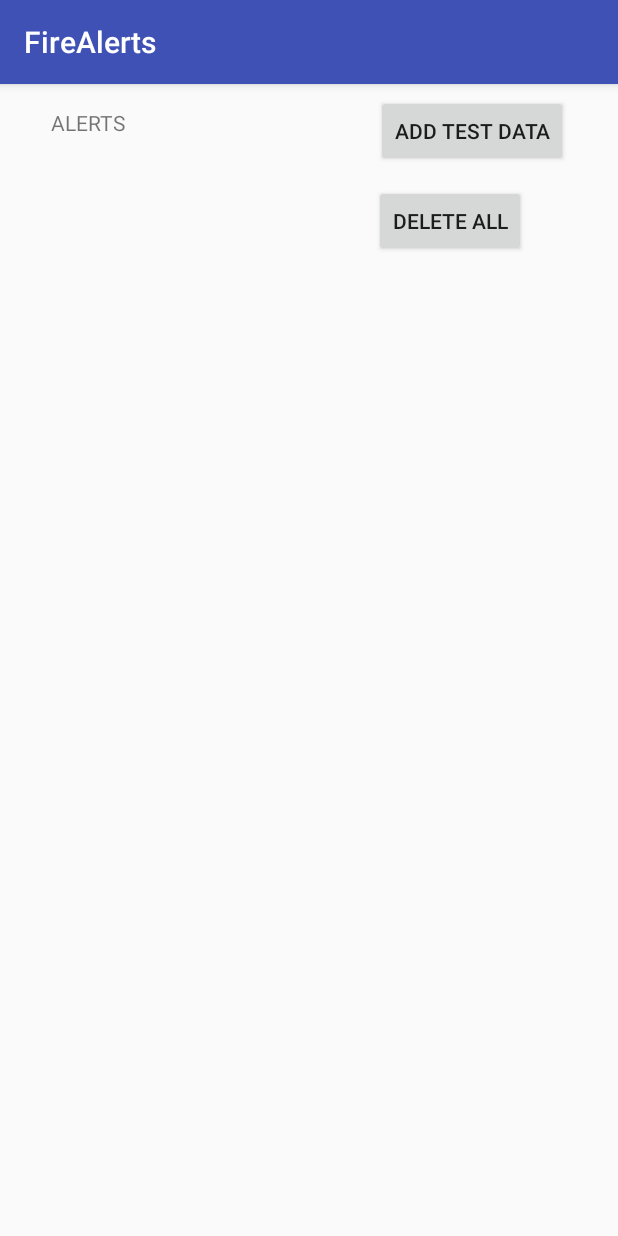
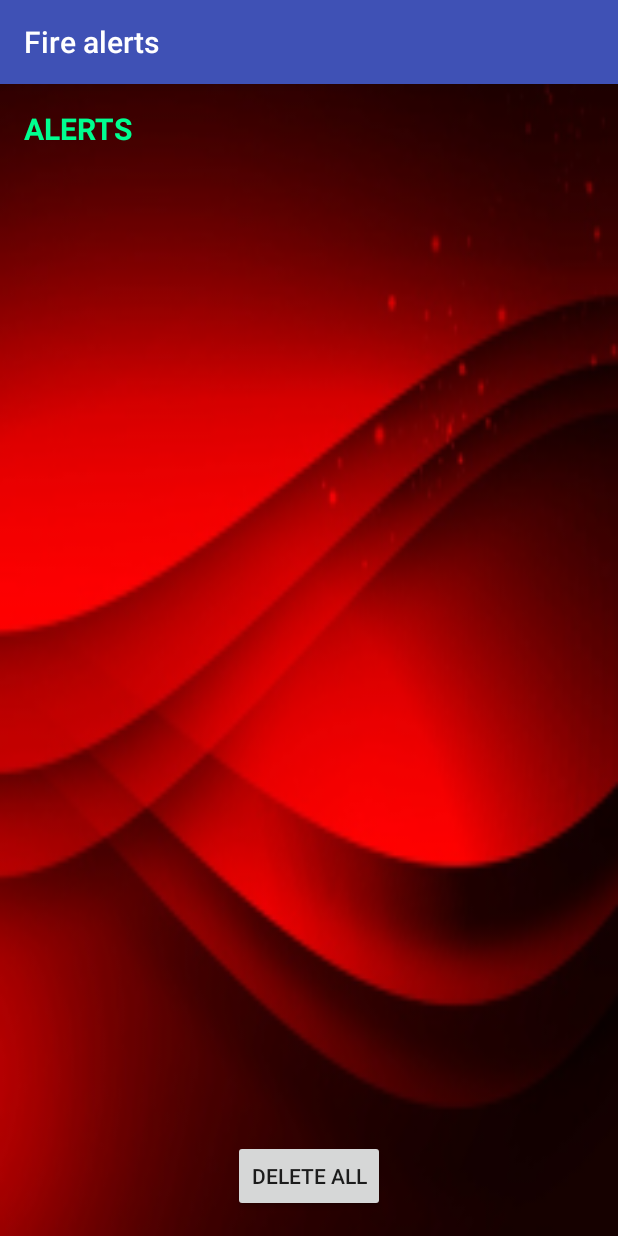
Before and after one commit to Mariani88/tesis-android, an Android app: the screen it shows after launch (AlertListActivity), on a phone screen of 412 x 824 dp. Run offline under Robolectric (Android 15) with nearby library versions, the phone set to English and light mode, and no system bars; our stand-ins replace Room's generated code, RxJava.

Commit message:
add improve to views

```diff
--- a/app/src/main/java/tesis/untref/com/firealerts/alert/presenter/AlertListPresenter.kt
+++ b/app/src/main/java/tesis/untref/com/firealerts/alert/presenter/AlertListPresenter.kt
@@ -9,13 +9,11 @@ import tesis.untref.com.firealerts.alert.model.interactor.FindAlertInteractor
 import tesis.untref.com.firealerts.alert.model.service.CoordinatesAdapterService
 import tesis.untref.com.firealerts.alert.presenter.dto.AlertAddressDto
 import tesis.untref.com.firealerts.alert.view.AlertListActivity
-import java.util.*
 
 class AlertListPresenter(private val alertListActivity: AlertListActivity) {
 
     private val findAlertInteractor: FindAlertInteractor
     private val coordinatesAdapterService: CoordinatesAdapterService
-    private var id = 1L
     private val alertRepository: AlertRepository
 
     init {
@@ -45,17 +43,6 @@ class AlertListPresenter(private val alertListActivity: AlertListActivity) {
         alertListActivity.goGoogleMapsView(googleMapsCoordinate.latitude, googleMapsCoordinate.longitude)
     }
 
-    fun storeDataTest() {
-        val latitude = Latitude(34, 33, 15.8, CardinalPoint.SOUTH)
-        val longitude = Longitude(58, 36, 32.61, CardinalPoint.WEST)
-
-        alertRepository.addAll(listOf(Alert(id, Coordinate(latitude, longitude), Date())))
-                .subscribeOn(Schedulers.newThread())
-                .subscribe()
-        showAlerts()
-        id++
-    }
-
     fun removeAll() {
         alertRepository.removeAll()
                 .subscribeOn(Schedulers.newThread())
--- a/app/src/main/java/tesis/untref/com/firealerts/alert/view/AlertListActivity.kt
+++ b/app/src/main/java/tesis/untref/com/firealerts/alert/view/AlertListActivity.kt
@@ -17,16 +17,14 @@ class AlertListActivity : AppCompatActivity(), AdapterView.OnItemClickListener {
 
     private lateinit var alertListPresenter: AlertListPresenter
     private var alertIdsShowing = listOf<Long>()
+    private lateinit var deleteButton: Button
 
     override fun onCreate(savedInstanceState: Bundle?) {
         super.onCreate(savedInstanceState)
         setContentView(R.layout.activity_alert_list)
-        requestedOrientation = ActivityInfo.SCREEN_ORIENTATION_PORTRAIT
         alertListPresenter = AlertListPresenter(this)
         alertListPresenter.showAlerts()
-        val dataTestButton = findViewById<Button>(R.id.button2)
-        dataTestButton.setOnClickListener { alertListPresenter.storeDataTest() }
-        val deleteButton = findViewById<Button>(R.id.delete_all_button)
+        deleteButton = findViewById(R.id.delete_all_button)
         deleteButton.setOnClickListener{alertListPresenter.removeAll()}
     }
 
--- a/app/src/main/res/layout/activity_alert_list.xml
+++ b/app/src/main/res/layout/activity_alert_list.xml
@@ -4,51 +4,49 @@
     xmlns:tools="http://schemas.android.com/tools"
     android:layout_width="match_parent"
     android:layout_height="match_parent"
-    tools:context=".alert.view.AlertListActivity">
+    android:background="@drawable/alert_list_background"
+    tools:context=".alert.view.AlertListActivity"
+    tools:layout_editor_absoluteY="81dp">
 
     <ListView
         android:id="@+id/listView"
-        android:layout_width="279dp"
+        android:layout_width="0dp"
         android:layout_height="0dp"
-        android:layout_marginBottom="65dp"
+        android:layout_marginBottom="22dp"
+        android:layout_marginEnd="16dp"
+        android:layout_marginLeft="16dp"
+        android:layout_marginRight="16dp"
         android:layout_marginStart="16dp"
-        app:layout_constraintBottom_toBottomOf="parent"
+        android:layout_marginTop="67dp"
+        app:layout_constraintBottom_toTopOf="@+id/delete_all_button"
+        app:layout_constraintEnd_toEndOf="parent"
         app:layout_constraintStart_toStartOf="parent"
-        app:layout_constraintTop_toBottomOf="@+id/textView"
-        android:layout_marginLeft="16dp" />
+        app:layout_constraintTop_toTopOf="parent" />
 
     <TextView
         android:id="@+id/textView"
         android:layout_width="wrap_content"
         android:layout_height="wrap_content"
-        android:layout_marginBottom="90dp"
-        android:layout_marginStart="34dp"
+        android:layout_marginBottom="24dp"
+        android:layout_marginLeft="16dp"
+        android:layout_marginStart="16dp"
         android:layout_marginTop="16dp"
         android:text="@string/alerts"
+        android:textSize="20dp"
+        android:textColor="#00FF90"
         app:layout_constraintBottom_toTopOf="@+id/listView"
         app:layout_constraintStart_toStartOf="parent"
-        app:layout_constraintTop_toTopOf="parent"
-        android:layout_marginLeft="34dp" />
-
-    <Button
-        android:id="@+id/button2"
-        android:layout_width="wrap_content"
-        android:layout_height="wrap_content"
-        android:layout_marginEnd="33dp"
-        android:layout_marginTop="7dp"
-        android:text="add test data"
-        app:layout_constraintEnd_toEndOf="parent"
-        app:layout_constraintTop_toTopOf="parent"
-        android:layout_marginRight="33dp" />
+        app:layout_constraintTop_toTopOf="parent" />
 
     <Button
         android:id="@+id/delete_all_button"
         android:layout_width="wrap_content"
         android:layout_height="wrap_content"
-        android:layout_marginEnd="28dp"
-        android:layout_marginTop="12dp"
+        android:layout_marginBottom="16dp"
         android:text="Delete all"
-        app:layout_constraintEnd_toEndOf="@+id/button2"
-        app:layout_constraintTop_toBottomOf="@+id/button2" />
+        app:layout_constraintBottom_toBottomOf="parent"
+        app:layout_constraintEnd_toEndOf="parent"
+        app:layout_constraintStart_toStartOf="parent"
+        app:layout_constraintTop_toBottomOf="@+id/listView" />
 
 </android.support.constraint.ConstraintLayout>
--- a/app/src/main/res/values/strings.xml
+++ b/app/src/main/res/values/strings.xml
@@ -1,6 +1,6 @@
 <resources>
-    <string name="app_name">FireAlerts</string>
+    <string name="app_name">Fire alerts</string>
     <string name="go_alerts">Go alerts</string>
     <string name="title_activity_maps">Map</string>
-    <string name="alerts">ALERTS</string>
+    <string name="alerts"><b>ALERTS</b></string>
 </resources>
```
Also changed, not shown: app/src/main/res/drawable-hdpi/alert_list_background.png (added), app/src/main/res/drawable-ldpi/alert_list_background.png (added), app/src/main/res/drawable-mdpi/alert_list_background.png (added), app/src/main/res/drawable-xhdpi/alert_list_background.png (added), app/src/main/res/drawable-xxhdpi/alert_list_background.png (added), app/src/main/res/drawable-xxxhdpi/alert_list_background.png (added), 1 other file.
